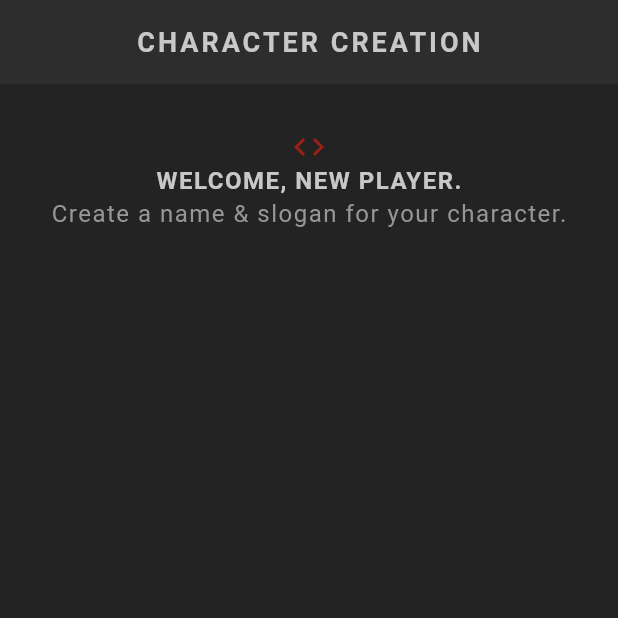
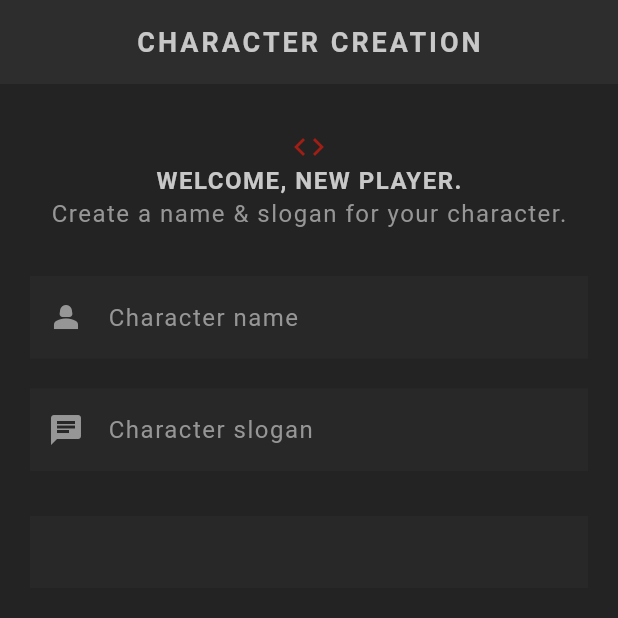
Before and after one commit to iamshaunjp/flutter-masterclass, a Flutter app: the screen it shows after launch, on a phone screen of 412 x 824 dp, the top half of it. Run offline on Flutter 3.47's test engine with Material 3 defaults, Android fonts, the phone set to English and light mode, and no system bars; our stand-ins replace google_fonts; Roboto replaces fonts that are missing (Kanit).

Commit message:
lesson-37

```diff
--- a/lib/screens/create/create.dart
+++ b/lib/screens/create/create.dart
@@ -1,6 +1,7 @@
 import 'package:flutter/material.dart';
 import 'package:flutter_masterclass/shared/styled_text.dart';
 import 'package:flutter_masterclass/theme.dart';
+import 'package:google_fonts/google_fonts.dart';
 
 class Create extends StatefulWidget {
   const Create({super.key});
@@ -33,6 +34,31 @@
             ),
             const SizedBox(height: 30),
 
+            // input for name & slogan
+            TextField(
+              cursorColor: AppColors.textColor,
+              decoration: const InputDecoration(
+                prefixIcon: Icon(Icons.person_2),
+                label: StyledText('Character name'),
+              ),
+              style: GoogleFonts.kanit(
+                textStyle: Theme.of(context).textTheme.bodyMedium,
+              ),
+            ),
+            const SizedBox(height: 20),
+            TextField(
+              cursorColor: AppColors.textColor,
+              decoration: const InputDecoration(
+                prefixIcon: Icon(Icons.chat),
+                label: StyledText('Character slogan'),
+              ),
+              style: GoogleFonts.kanit(
+                textStyle: Theme.of(context).textTheme.bodyMedium,
+              ),
+            ),
+            const SizedBox(height: 30),
+            TextField(),
+
           ],
         ),
       ),
--- a/lib/theme.dart
+++ b/lib/theme.dart
@@ -59,4 +59,13 @@
     margin: const EdgeInsets.only(bottom: 16),
   ),
 
+  // input decoration theme
+  inputDecorationTheme: InputDecorationTheme(
+    filled: true,
+    fillColor: AppColors.secondaryColor.withOpacity(0.5),
+    border: InputBorder.none,
+    labelStyle: TextStyle(color: AppColors.textColor),
+    prefixIconColor: AppColors.textColor,
+  ),
+
 );
```
